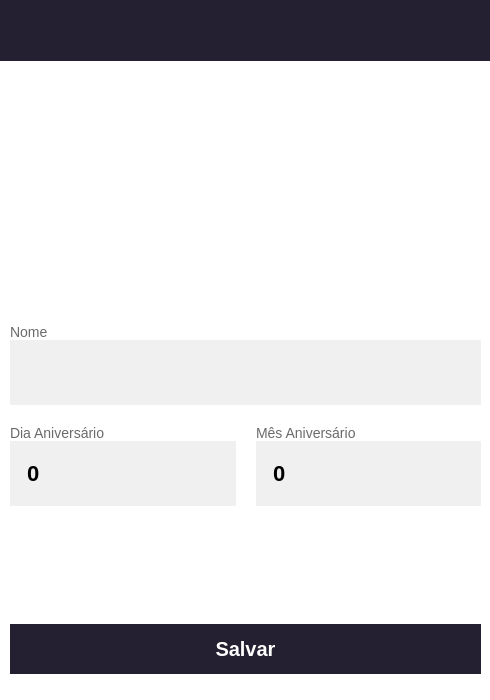
Above: contactdetails.ui from dc7devs/crud-contact-list before the change. Below: the same form after it.
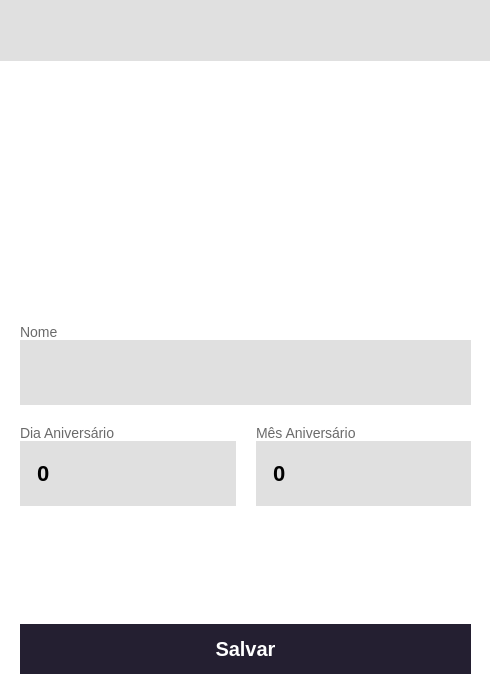
That is the form after the change. Icons and pictures are not drawn.

Patch:
```diff
--- a/contactdetails.ui
+++ b/contactdetails.ui
@@ -108,8 +108,10 @@
      </rect>
     </property>
     <property name="styleSheet">
-     <string notr="true">background: #241F31;
-border: none;</string>
+     <string notr="true">/*background: #241F31; */
+background-color: #E0E0E0;
+border: none;
+outline: none;</string>
     </property>
     <property name="frameShape">
      <enum>QFrame::StyledPanel</enum>
@@ -147,6 +149,8 @@
        <property name="styleSheet">
         <string notr="true">padding-left: 10px;
 background: none;
+border: none;
+outline: none;
 </string>
        </property>
        <property name="text">
@@ -178,7 +182,9 @@
         </font>
        </property>
        <property name="styleSheet">
-        <string notr="true">background: none;</string>
+        <string notr="true">background: none;
+border: none;
+outline: none;</string>
        </property>
        <property name="text">
         <string/>
@@ -213,13 +219,13 @@
     </property>
     <layout class="QGridLayout" name="gridLayout">
      <property name="leftMargin">
-      <number>10</number>
+      <number>20</number>
      </property>
      <property name="topMargin">
       <number>0</number>
      </property>
      <property name="rightMargin">
-      <number>10</number>
+      <number>20</number>
      </property>
      <property name="bottomMargin">
       <number>0</number>
@@ -267,7 +273,7 @@
      <item row="3" column="0">
       <widget class="QSpinBox" name="spinBoxDay">
        <property name="styleSheet">
-        <string notr="true">background: #F0F0F0;
+        <string notr="true">background-color: #E0E0E0;
 height: 35px;
 padding: 15px;
 
@@ -291,7 +297,7 @@
      <item row="1" column="0" colspan="2">
       <widget class="QLineEdit" name="lineEditName">
        <property name="styleSheet">
-        <string notr="true">background: #F0F0F0;
+        <string notr="true">background-color: #E0E0E0;
 height: 35px;
 padding: 15px;
 
@@ -300,6 +306,12 @@
 
 margin-bottom: 20px;</string>
        </property>
+       <property name="inputMask">
+        <string/>
+       </property>
+       <property name="text">
+        <string/>
+       </property>
       </widget>
      </item>
      <item row="4" column="0" colspan="2">
@@ -367,7 +379,7 @@
      <item row="3" column="1">
       <widget class="QSpinBox" name="spinBoxDay_2">
        <property name="styleSheet">
-        <string notr="true">background: #F0F0F0;
+        <string notr="true">background-color: #E0E0E0;
 height: 35px;
 padding: 15px;
 
```
Left out of the diff: 20 changed lines with no effect on the pictures.
